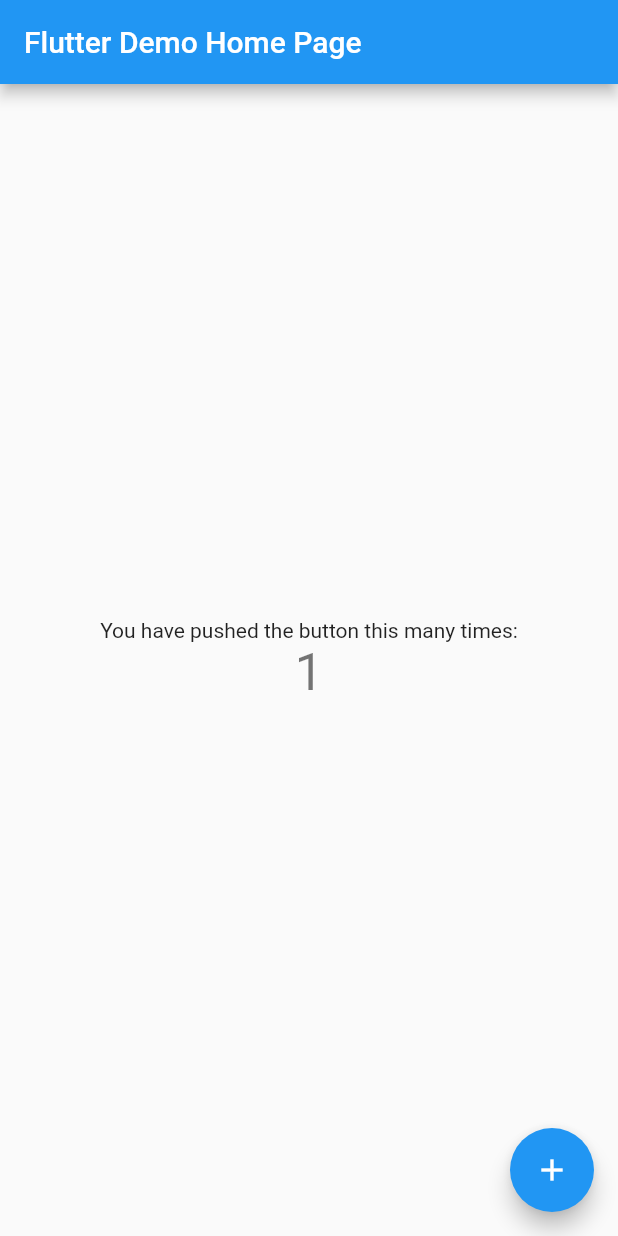
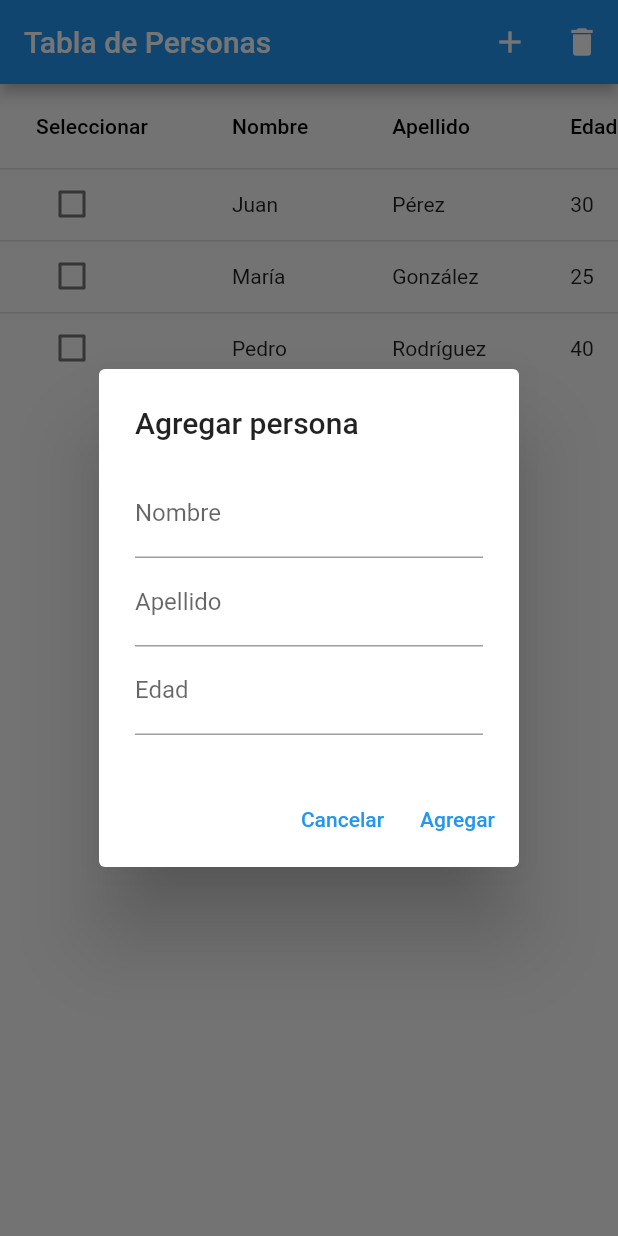
Before and after one commit to MiguelArbelaez0/inventario-app, a Flutter app: the screen it shows after launch, after a tap on the "add" icon, on a phone screen of 412 x 824 dp. Run offline on Flutter 3.47's test engine with Material 2 defaults, Android fonts, the phone set to English and light mode, and no system bars.

Commit message:
diseño provicional

```diff
--- a/inventario_app/lib/main.dart
+++ b/inventario_app/lib/main.dart
@@ -1,115 +1,147 @@
 import 'package:flutter/material.dart';
+import 'package:flutter/rendering.dart';
+import 'package:inventario_app/provider/personas_provider.dart';
+import 'package:provider/provider.dart';
+
+import 'models/persona_models.dart';
 
 void main() {
-  runApp(const MyApp());
+  runApp(MyApp());
 }
 
 class MyApp extends StatelessWidget {
-  const MyApp({super.key});
-
-  // This widget is the root of your application.
   @override
   Widget build(BuildContext context) {
     return MaterialApp(
-      title: 'Flutter Demo',
+      title: 'Tabla de personas',
       theme: ThemeData(
-        // This is the theme of your application.
-        //
-        // Try running your application with "flutter run". You'll see the
-        // application has a blue toolbar. Then, without quitting the app, try
-        // changing the primarySwatch below to Colors.green and then invoke
-        // "hot reload" (press "r" in the console where you ran "flutter run",
-        // or simply save your changes to "hot reload" in a Flutter IDE).
-        // Notice that the counter didn't reset back to zero; the application
-        // is not restarted.
         primarySwatch: Colors.blue,
+        visualDensity: VisualDensity.adaptivePlatformDensity,
       ),
-      home: const MyHomePage(title: 'Flutter Demo Home Page'),
+      home: ChangeNotifierProvider(
+        create: (context) => PersonasProvider(),
+        child: PantallaPrincipal(),
+      ),
     );
   }
 }
 
-class MyHomePage extends StatefulWidget {
-  const MyHomePage({super.key, required this.title});
-
-  // This widget is the home page of your application. It is stateful, meaning
-  // that it has a State object (defined below) that contains fields that affect
-  // how it looks.
-
-  // This class is the configuration for the state. It holds the values (in this
-  // case the title) provided by the parent (in this case the App widget) and
-  // used by the build method of the State. Fields in a Widget subclass are
-  // always marked "final".
-
-  final String title;
-
+class PantallaPrincipal extends StatelessWidget {
   @override
-  State<MyHomePage> createState() => _MyHomePageState();
+  Widget build(BuildContext context) {
+    return Scaffold(
+      body: TablaPersonas(),
+    );
+  }
 }
 
-class _MyHomePageState extends State<MyHomePage> {
-  int _counter = 0;
+class TablaPersonas extends StatelessWidget {
+  void eliminarSeleccionados(BuildContext context) {
+    final personasProvider =
+        Provider.of<PersonasProvider>(context, listen: false);
+    personasProvider.eliminarSeleccionados();
+  }
 
-  void _incrementCounter() {
-    setState(() {
-      // This call to setState tells the Flutter framework that something has
-      // changed in this State, which causes it to rerun the build method below
-      // so that the display can reflect the updated values. If we changed
-      // _counter without calling setState(), then the build method would not be
-      // called again, and so nothing would appear to happen.
-      _counter++;
-    });
+  Future<void> agregarPersona(BuildContext context) async {
+    final personasProvider =
+        Provider.of<PersonasProvider>(context, listen: false);
+    final nombreController = TextEditingController();
+    final apellidoController = TextEditingController();
+    final edadController = TextEditingController();
+
+    return showDialog(
+      context: context,
+      builder: (context) {
+        return AlertDialog(
+          title: Text('Agregar persona'),
+          content: Column(
+            mainAxisSize: MainAxisSize.min,
+            children: [
+              TextField(
+                controller: nombreController,
+                decoration: InputDecoration(labelText: 'Nombre'),
+              ),
+              TextField(
+                controller: apellidoController,
+                decoration: InputDecoration(labelText: 'Apellido'),
+              ),
+              TextField(
+                controller: edadController,
+                decoration: InputDecoration(labelText: 'Edad'),
+                keyboardType: TextInputType.number,
+              ),
+            ],
+          ),
+          actions: [
+            TextButton(
+              child: Text('Cancelar'),
+              onPressed: () {
+                Navigator.of(context).pop();
+              },
+            ),
+            TextButton(
+              child: Text('Agregar'),
+              onPressed: () {
+                final nombre = nombreController.text;
+                final apellido = apellidoController.text;
+                final edad = int.tryParse(edadController.text) ?? 0;
+                final nuevaPersona =
+                    Persona(nombre: nombre, apellido: apellido, edad: edad);
+                personasProvider.agregarPersona(nuevaPersona);
+                Navigator.of(context).pop();
+              },
+            ),
+          ],
+        );
+      },
+    );
   }
 
   @override
   Widget build(BuildContext context) {
-    // This method is rerun every time setState is called, for instance as done
-    // by the _incrementCounter method above.
-    //
-    // The Flutter framework has been optimized to make rerunning build methods
-    // fast, so that you can just rebuild anything that needs updating rather
-    // than having to individually change instances of widgets.
+    return Consumer<PersonasProvider>(
+      builder: (context, personasProvider, _) {
         return Scaffold(
           appBar: AppBar(
-        // Here we take the value from the MyHomePage object that was created by
-        // the App.build method, and use it to set our appbar title.
-        title: Text(widget.title),
+            title: Text('Tabla de Personas'),
+            actions: [
+              IconButton(
+                icon: Icon(Icons.add),
+                onPressed: () => agregarPersona(context),
               ),
-      body: Center(
-        // Center is a layout widget. It takes a single child and positions it
-        // in the middle of the parent.
-        child: Column(
-          // Column is also a layout widget. It takes a list of children and
-          // arranges them vertically. By default, it sizes itself to fit its
-          // children horizontally, and tries to be as tall as its parent.
-          //
-          // Invoke "debug painting" (press "p" in the console, choose the
-          // "Toggle Debug Paint" action from the Flutter Inspector in Android
-          // Studio, or the "Toggle Debug Paint" command in Visual Studio Code)
-          // to see the wireframe for each widget.
-          //
-          // Column has various properties to control how it sizes itself and
-          // how it positions its children. Here we use mainAxisAlignment to
-          // center the children vertically; the main axis here is the vertical
-          // axis because Columns are vertical (the cross axis would be
-          // horizontal).
-          mainAxisAlignment: MainAxisAlignment.center,
-          children: <Widget>[
-            const Text(
-              'You have pushed the button this many times:',
-            ),
-            Text(
-              '$_counter',
-              style: Theme.of(context).textTheme.headlineMedium,
+              IconButton(
+                icon: Icon(Icons.delete),
+                onPressed: () => eliminarSeleccionados(context),
               ),
             ],
           ),
+          body: SingleChildScrollView(
+            scrollDirection: Axis.horizontal,
+            child: DataTable(
+              columns: [
+                DataColumn(label: Text('Seleccionar')),
+                DataColumn(label: Text('Nombre')),
+                DataColumn(label: Text('Apellido')),
+                DataColumn(label: Text('Edad')),
+              ],
+              rows: personasProvider.personas.map((persona) {
+                return DataRow(cells: [
+                  DataCell(Checkbox(
+                    value: persona.seleccionado,
+                    onChanged: (valor) {
+                      persona.seleccionado = valor != null ? valor : true;
+                      personasProvider.notifyListeners();
+                    },
+                  )),
+                  DataCell(Text(persona.nombre)),
+                  DataCell(Text(persona.apellido)),
+                  DataCell(Text(persona.edad.toString())),
+                ]);
+              }).toList(),
             ),
-      floatingActionButton: FloatingActionButton(
-        onPressed: _incrementCounter,
-        tooltip: 'Increment',
-        child: const Icon(Icons.add),
-      ), // This trailing comma makes auto-formatting nicer for build methods.
+          ),
+        );
+      },
     );
   }
 }
--- /dev/null
+++ b/inventario_app/lib/models/persona_models.dart
@@ -0,0 +1,13 @@
+class Persona {
+  final String nombre;
+  final String apellido;
+  final int edad;
+  bool seleccionado;
+
+  Persona({
+    required this.nombre,
+    required this.apellido,
+    required this.edad,
+    this.seleccionado = false,
+  });
+}
--- /dev/null
+++ b/inventario_app/lib/provider/personas_provider.dart
@@ -0,0 +1,28 @@
+import 'package:flutter/material.dart';
+
+import '../models/persona_models.dart';
+
+class PersonasProvider extends ChangeNotifier {
+  List<Persona> _personas = [
+    Persona(nombre: 'Juan', apellido: 'Pérez', edad: 30),
+    Persona(nombre: 'María', apellido: 'González', edad: 25),
+    Persona(nombre: 'Pedro', apellido: 'Rodríguez', edad: 40),
+  ];
+
+  List<Persona> get personas => _personas;
+
+  void agregarPersona(Persona persona) {
+    _personas.add(persona);
+    notifyListeners();
+  }
+
+  void eliminarPersona(int indice) {
+    _personas.removeAt(indice);
+    notifyListeners();
+  }
+
+  void eliminarSeleccionados() {
+    _personas.removeWhere((persona) => persona.seleccionado);
+    notifyListeners();
+  }
+}
--- a/inventario_app/pubspec.yaml
+++ b/inventario_app/pubspec.yaml
@@ -35,6 +35,7 @@
   # The following adds the Cupertino Icons font to your application.
   # Use with the CupertinoIcons class for iOS style icons.
   cupertino_icons: ^1.0.2
+  provider: ^6.0.5
 
 dev_dependencies:
   flutter_test:
```
Also changed, not shown: 1 other file. Lines whose indentation alone changed are shown as unchanged.
